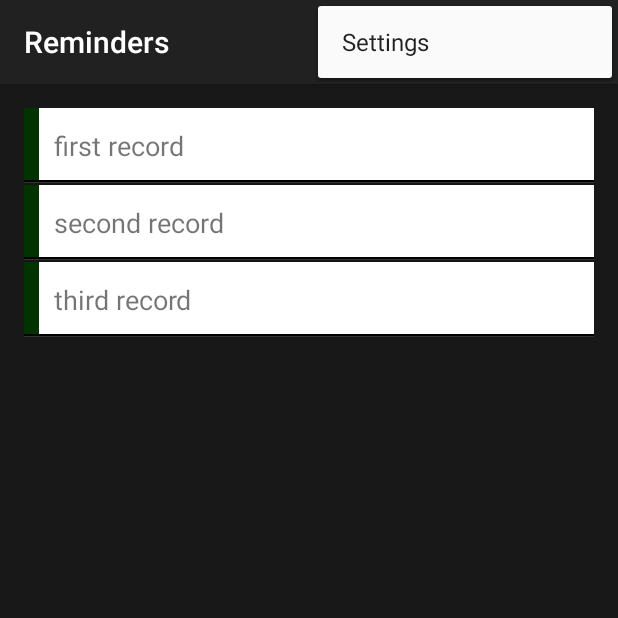
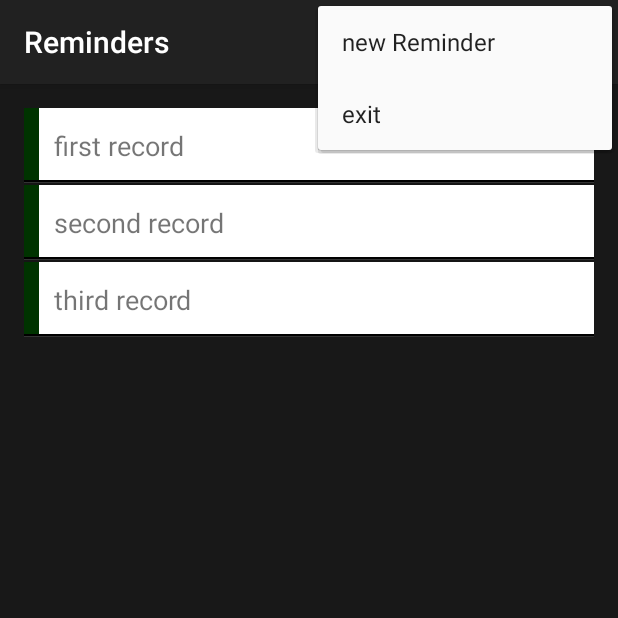
Before and after one commit to djangojazz/Reminders, an Android app: the screen it shows after launch (RemindersActivity), with the options menu open, on a phone screen of 412 x 824 dp, the top half of it. Run offline under Robolectric (Android 15) with nearby library versions, the phone set to English and light mode, and no system bars.

Commit message:
Add new reminder and exit to main bar

```diff
--- a/app/src/main/res/menu/menu_reminders.xml
+++ b/app/src/main/res/menu/menu_reminders.xml
@@ -2,8 +2,12 @@
       xmlns:app="http://schemas.android.com/apk/res-auto"
       xmlns:tools="http://schemas.android.com/tools"
       tools:context=".RemindersActivity">
-    <item android:id="@+id/action_settings"
-          android:title="@string/action_settings"
+    <item android:id="@+id/action_new"
+          android:title="@string/new_reminder"
           android:orderInCategory="100"
           app:showAsAction="never"/>
+      <item android:id="@+id/action_exit"
+            android:title="@string/exit"
+            android:orderInCategory="200"
+            app:showAsAction="never"/>
 </menu>
--- a/app/src/main/res/values/strings.xml
+++ b/app/src/main/res/values/strings.xml
@@ -3,4 +3,6 @@
 
     <string name="hello_world">Hello world!</string>
     <string name="action_settings">Settings</string>
+    <string name="new_reminder">new Reminder</string>
+    <string name="exit">exit</string>
 </resources>
```
Also changed, not shown: app/src/main/java/com/apress/gerber/reminders/RemindersActivity.java (+11 -10 lines).
